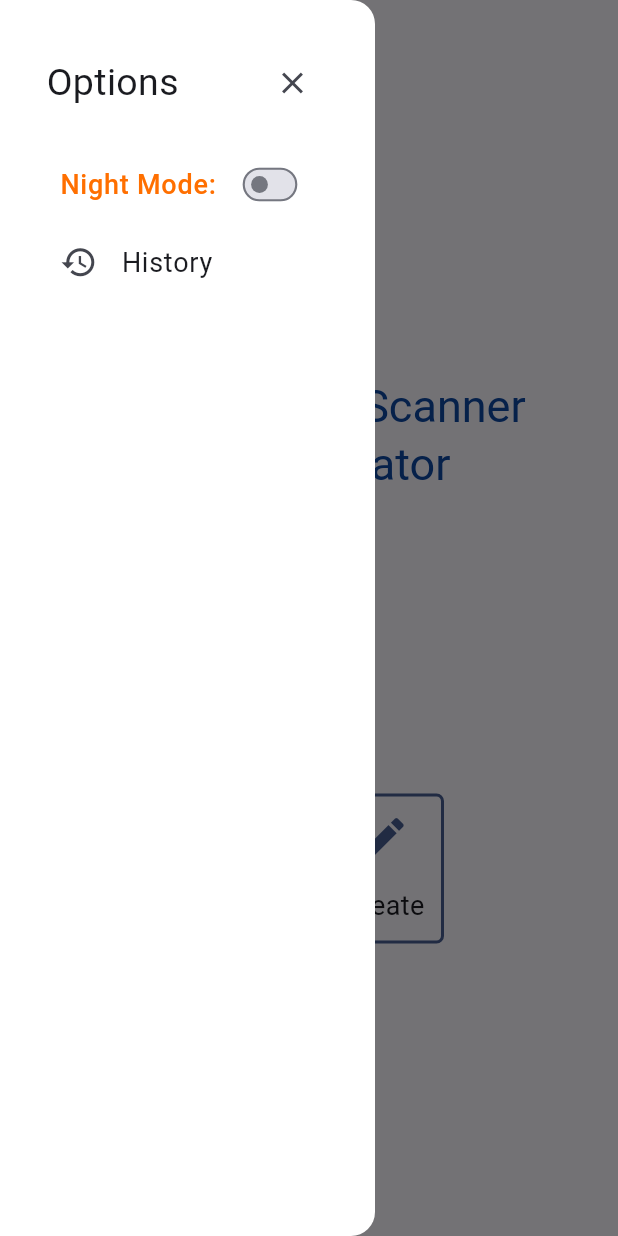
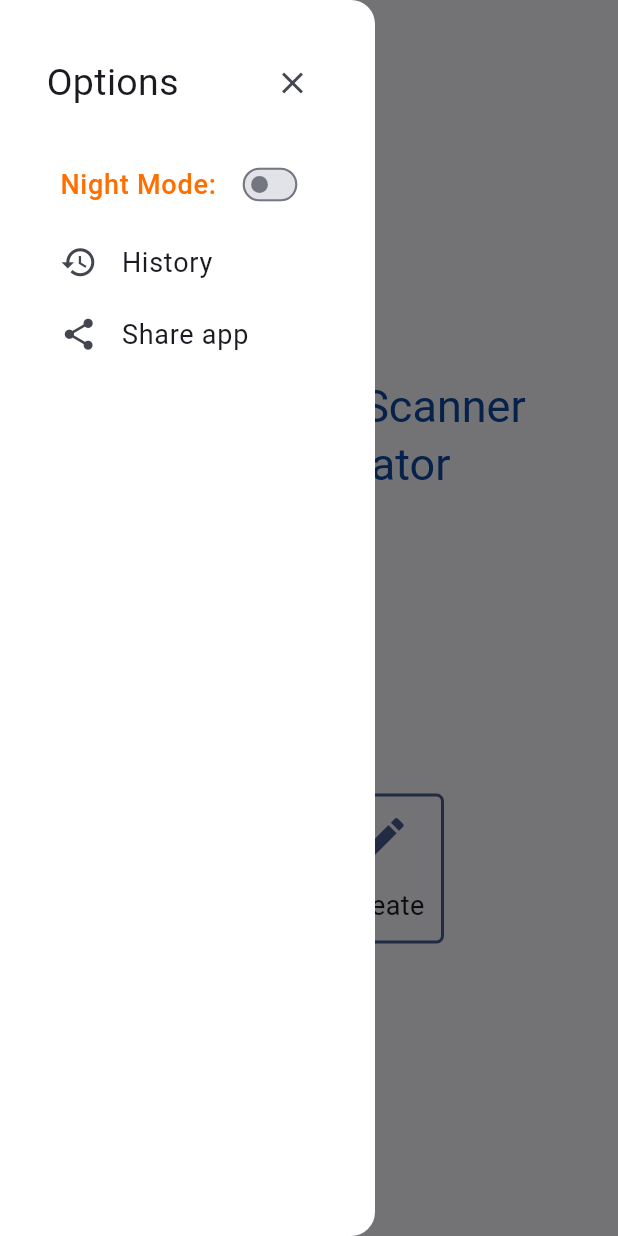
Before and after one commit to venkatbalajim/QR_Hub, a Flutter app: the screen it shows after launch, with the side drawer open, on a phone screen of 412 x 824 dp. Run offline on Flutter 3.47's test engine with Material 3 defaults, Android fonts, the phone set to English and light mode, and no system bars; our stand-ins replace image_gallery_saver, image_picker, permission_handler, qr_flutter, screenshot, share_plus and 1 more; missing offline and left inert: app_settings, lecle_downloads_path_provider, mobile_scanner.

Commit message:
Added link to share QR Hub

```diff
--- a/lib/widgets/home_page/app_drawer.dart
+++ b/lib/widgets/home_page/app_drawer.dart
@@ -60,6 +60,7 @@ class _AppDrawerState extends State<AppDrawer> {
             );
           } else if (index == 2) {
             return ListTile(
+              splashColor: Colors.transparent,
               dense: true,
               onTap: () {
                 Navigator.pushNamed(context, '/history');
@@ -73,6 +74,29 @@ class _AppDrawerState extends State<AppDrawer> {
               ),
               title: const Text('History', style: TextStyle(fontSize: 18),),
             );
+          } else if (index == 3) {
+            return ListTile(
+              splashColor: Colors.transparent,
+              dense: true,
+              onTap: () {
+                Share.share(
+                  subject: 'QR Hub App',
+                  'QR Hub - Steps to download:\n\n'
+                  '1. Click the link and go to the releases page of the GitHub repository.\n'
+                  '2. Check out the assets of the latest version of the app.\n'
+                  '3. Click the APK file in the assets and download the app.\n\n'
+                  'Link: https://github.com/venkatbalajim/QR_Hub/releases/latest',
+                );
+              },
+              contentPadding: const EdgeInsets.symmetric(
+                horizontal: 25,
+              ),
+              titleAlignment: ListTileTitleAlignment.center,
+              leading: const Icon(
+                Icons.share, size: 25,
+              ),
+              title: const Text('Share app', style: TextStyle(fontSize: 18),),
+            );
           } else {
             return ListTile(
               title: Text('Additional Option ${index - 2}'),
@@ -85,7 +109,7 @@ class _AppDrawerState extends State<AppDrawer> {
             color: Colors.transparent,
           );
         },
-        itemCount: 3, // Increment the count when adding new options.
+        itemCount: 4, // Increment the count when adding new options.
       )
     );
   }
```
